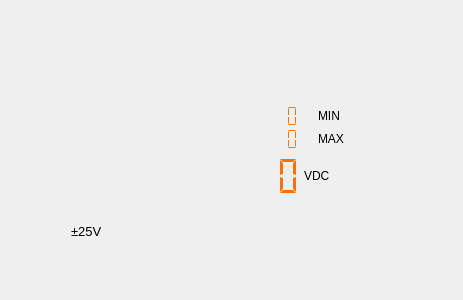
First picture: the form in ui/channelmonitorcomponent.ui, repository thatliuser/scopy, before the edit.
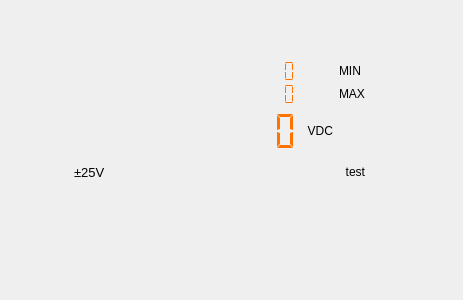
Second picture: the form after the edit. Custom widgets are drawn as their Qt base class.

Diff of the .ui file:
```diff
--- a/ui/channelmonitorcomponent.ui
+++ b/ui/channelmonitorcomponent.ui
@@ -25,13 +25,14 @@
   <property name="windowTitle">
    <string>Form</string>
   </property>
+  <property name="styleSheet">
+   <string notr="true"/>
+  </property>
   <layout class="QGridLayout" name="gridLayout">
    <item row="0" column="0">
-    <layout class="QHBoxLayout" name="horizontalLayout_7">
-     <property name="spacing">
-      <number>12</number>
-     </property>
-     <item>
+    <widget class="QWidget" name="frame" native="true">
+     <layout class="QGridLayout" name="gridLayout_2">
+      <item row="0" column="0">
       <layout class="QVBoxLayout" name="verticalLayout_9">
        <property name="leftMargin">
         <number>0</number>
@@ -58,68 +59,9 @@
          </property>
         </widget>
        </item>
-       <item>
-        <spacer name="verticalSpacer_3">
-         <property name="orientation">
-          <enum>Qt::Vertical</enum>
-         </property>
-         <property name="sizeHint" stdset="0">
-          <size>
-           <width>20</width>
-           <height>40</height>
-          </size>
-         </property>
-        </spacer>
-       </item>
-       <item>
-        <layout class="QHBoxLayout" name="horizontalLayout_18">
-         <property name="topMargin">
-          <number>0</number>
-         </property>
-         <item>
-          <spacer name="horizontalSpacer_7">
-           <property name="orientation">
-            <enum>Qt::Horizontal</enum>
-           </property>
-           <property name="sizeHint" stdset="0">
-            <size>
-             <width>40</width>
-             <height>20</height>
-            </size>
-           </property>
-          </spacer>
-         </item>
-         <item>
-          <widget class="QLabel" name="ch1ErrorLabel_2">
-           <property name="styleSheet">
-            <string notr="true">font-size: 13px;
-color: red;
-text-align:right;</string>
-           </property>
-           <property name="text">
-            <string/>
-           </property>
-           <property name="alignment">
-            <set>Qt::AlignBottom|Qt::AlignLeading|Qt::AlignLeft</set>
-           </property>
-          </widget>
-         </item>
-         <item>
-          <widget class="QLabel" name="currentGainCh1Label_2">
-           <property name="styleSheet">
-            <string notr="true">font-size: 13px;
-text-align:center;</string>
-           </property>
-           <property name="text">
-            <string>±25V</string>
-           </property>
-          </widget>
-         </item>
-        </layout>
-       </item>
-      </layout>
-     </item>
-     <item>
+       </layout>
+      </item>
+      <item row="0" column="1">
       <layout class="QVBoxLayout" name="verticalLayout_2">
        <property name="spacing">
         <number>0</number>
@@ -148,7 +90,20 @@
           <property name="verticalSpacing">
            <number>0</number>
           </property>
-          <item row="5" column="1">
+           <item row="6" column="0">
+            <spacer name="horizontalSpacer">
+             <property name="orientation">
+              <enum>Qt::Horizontal</enum>
+             </property>
+             <property name="sizeHint" stdset="0">
+              <size>
+               <width>40</width>
+               <height>20</height>
+              </size>
+             </property>
+            </spacer>
+           </item>
+           <item row="6" column="1" alignment="Qt::AlignRight">
            <widget class="adiscope::LcdNumber" name="maxCh1">
             <property name="sizePolicy">
              <sizepolicy hsizetype="MinimumExpanding" vsizetype="Minimum">
@@ -158,7 +113,7 @@
             </property>
             <property name="minimumSize">
              <size>
-              <width>80</width>
+               <width>0</width>
               <height>0</height>
              </size>
             </property>
@@ -176,20 +131,7 @@
             </property>
            </widget>
           </item>
-          <item row="2" column="1" colspan="2">
-           <widget class="QLabel" name="monitorTitle">
-            <property name="text">
-             <string/>
-            </property>
-            <property name="textFormat">
-             <enum>Qt::AutoText</enum>
-            </property>
-            <property name="alignment">
-             <set>Qt::AlignRight|Qt::AlignTrailing|Qt::AlignVCenter</set>
-            </property>
-           </widget>
-          </item>
-          <item row="5" column="2">
+           <item row="6" column="3">
            <widget class="QLabel" name="label_max">
             <property name="sizePolicy">
              <sizepolicy hsizetype="Preferred" vsizetype="Maximum">
@@ -208,7 +150,7 @@
             </property>
            </widget>
           </item>
-          <item row="4" column="2">
+           <item row="5" column="3">
            <widget class="QLabel" name="label_min">
             <property name="sizePolicy">
              <sizepolicy hsizetype="Preferred" vsizetype="Maximum">
@@ -227,133 +169,17 @@
             </property>
            </widget>
           </item>
-          <item row="0" column="1">
-           <spacer name="verticalSpacer">
-            <property name="orientation">
-             <enum>Qt::Vertical</enum>
-            </property>
-            <property name="sizeHint" stdset="0">
-             <size>
-              <width>20</width>
-              <height>40</height>
-             </size>
-            </property>
-           </spacer>
-          </item>
-          <item row="5" column="0">
-           <spacer name="horizontalSpacer">
-            <property name="orientation">
-             <enum>Qt::Horizontal</enum>
-            </property>
-            <property name="sizeHint" stdset="0">
-             <size>
-              <width>40</width>
-              <height>20</height>
-             </size>
-            </property>
-           </spacer>
-          </item>
-          <item row="4" column="1">
-           <widget class="adiscope::LcdNumber" name="minCh1">
-            <property name="sizePolicy">
-             <sizepolicy hsizetype="MinimumExpanding" vsizetype="Minimum">
-              <horstretch>0</horstretch>
-              <verstretch>0</verstretch>
-             </sizepolicy>
-            </property>
-            <property name="minimumSize">
-             <size>
-              <width>80</width>
-              <height>0</height>
-             </size>
-            </property>
-            <property name="styleSheet">
-             <string notr="true">QLCDNumber { color: #ff7200; }</string>
-            </property>
-            <property name="frameShape">
-             <enum>QFrame::NoFrame</enum>
-            </property>
-            <property name="digitCount">
-             <number>7</number>
-            </property>
-            <property name="segmentStyle">
-             <enum>QLCDNumber::Flat</enum>
-            </property>
-           </widget>
-          </item>
-          <item row="3" column="1">
-           <spacer name="verticalSpacer_4">
-            <property name="orientation">
-             <enum>Qt::Vertical</enum>
-            </property>
-            <property name="sizeHint" stdset="0">
-             <size>
-              <width>20</width>
-              <height>40</height>
-             </size>
-            </property>
-           </spacer>
-          </item>
-         </layout>
-        </widget>
-       </item>
-       <item>
-        <layout class="QHBoxLayout" name="horizontalLayout_5">
-         <property name="bottomMargin">
-          <number>40</number>
-         </property>
-         <item>
-          <spacer name="horizontalSpacer_3">
-           <property name="orientation">
-            <enum>Qt::Horizontal</enum>
-           </property>
-           <property name="sizeHint" stdset="0">
-            <size>
-             <width>40</width>
-             <height>20</height>
-            </size>
-           </property>
-          </spacer>
-         </item>
-         <item>
-          <widget class="adiscope::LcdNumber" name="lcdCh1">
-           <property name="sizePolicy">
-            <sizepolicy hsizetype="MinimumExpanding" vsizetype="MinimumExpanding">
-             <horstretch>0</horstretch>
-             <verstretch>0</verstretch>
-            </sizepolicy>
-           </property>
-           <property name="minimumSize">
-            <size>
-             <width>150</width>
-             <height>50</height>
-            </size>
-           </property>
-           <property name="styleSheet">
-            <string notr="true">QLCDNumber { color: #ff7200; }</string>
-           </property>
-           <property name="frameShape">
-            <enum>QFrame::NoFrame</enum>
-           </property>
-           <property name="digitCount">
-            <number>7</number>
-           </property>
-           <property name="segmentStyle">
-            <enum>QLCDNumber::Flat</enum>
-           </property>
-          </widget>
-         </item>
-         <item>
+           <item row="7" column="2">
           <widget class="QLabel" name="labelCh1">
            <property name="sizePolicy">
-            <sizepolicy hsizetype="Preferred" vsizetype="MinimumExpanding">
+              <sizepolicy hsizetype="MinimumExpanding" vsizetype="MinimumExpanding">
              <horstretch>0</horstretch>
              <verstretch>0</verstretch>
             </sizepolicy>
            </property>
            <property name="minimumSize">
             <size>
-             <width>40</width>
+               <width>20</width>
              <height>50</height>
             </size>
            </property>
@@ -364,14 +190,101 @@
            <property name="text">
             <string>VDC</string>
            </property>
+             <property name="alignment">
+              <set>Qt::AlignRight|Qt::AlignTrailing|Qt::AlignVCenter</set>
+             </property>
+            </widget>
+           </item>
+           <item row="4" column="1">
+            <spacer name="verticalSpacer_4">
+             <property name="orientation">
+              <enum>Qt::Vertical</enum>
+             </property>
+             <property name="sizeHint" stdset="0">
+              <size>
+               <width>20</width>
+               <height>40</height>
+              </size>
+             </property>
+            </spacer>
+           </item>
+           <item row="6" column="2">
+            <widget class="QLabel" name="label_maxUnitOfMeasure">
+             <property name="text">
+              <string/>
+             </property>
+            </widget>
+           </item>
+           <item row="5" column="1" alignment="Qt::AlignRight">
+            <widget class="adiscope::LcdNumber" name="minCh1">
+             <property name="sizePolicy">
+              <sizepolicy hsizetype="MinimumExpanding" vsizetype="Minimum">
+               <horstretch>0</horstretch>
+               <verstretch>0</verstretch>
+              </sizepolicy>
+             </property>
+             <property name="minimumSize">
+              <size>
+               <width>0</width>
+               <height>0</height>
+              </size>
+             </property>
+             <property name="styleSheet">
+              <string notr="true">QLCDNumber { color: #ff7200; }</string>
+             </property>
+             <property name="frameShape">
+              <enum>QFrame::NoFrame</enum>
+             </property>
+             <property name="digitCount">
+              <number>7</number>
+             </property>
+             <property name="segmentStyle">
+              <enum>QLCDNumber::Flat</enum>
+             </property>
+            </widget>
+           </item>
+           <item row="7" column="1">
+            <widget class="adiscope::LcdNumber" name="lcdCh1">
+             <property name="sizePolicy">
+              <sizepolicy hsizetype="MinimumExpanding" vsizetype="MinimumExpanding">
+               <horstretch>0</horstretch>
+               <verstretch>0</verstretch>
+              </sizepolicy>
+             </property>
+             <property name="minimumSize">
+              <size>
+               <width>150</width>
+               <height>50</height>
+              </size>
+             </property>
+             <property name="styleSheet">
+              <string notr="true">QLCDNumber { color: #ff7200; }</string>
+             </property>
+             <property name="frameShape">
+              <enum>QFrame::NoFrame</enum>
+             </property>
+             <property name="digitCount">
+              <number>7</number>
+             </property>
+             <property name="segmentStyle">
+              <enum>QLCDNumber::Flat</enum>
+             </property>
+            </widget>
+           </item>
+           <item row="5" column="2">
+            <widget class="QLabel" name="label_minUnitOfMeasure">
+             <property name="text">
+              <string/>
+             </property>
           </widget>
          </item>
         </layout>
+         </widget>
        </item>
        <item>
         <widget class="adiscope::CustomScale" name="scaleCh1" native="true">
          <property name="sizePolicy">
-          <sizepolicy hsizetype="Preferred" vsizetype="Preferred">
+           <sizepolicy hsizetype="MinimumExpanding" vsizetype="Preferred">
            <horstretch>0</horstretch>
            <verstretch>0</verstretch>
           </sizepolicy>
@@ -407,22 +320,69 @@
        </item>
       </layout>
      </item>
-    </layout>
-   </item>
-   <item row="0" column="1">
-    <spacer name="horizontalSpacer_2">
-     <property name="orientation">
-      <enum>Qt::Horizontal</enum>
-     </property>
-     <property name="sizeHint" stdset="0">
-      <size>
-       <width>40</width>
-       <height>20</height>
-      </size>
-     </property>
-    </spacer>
-   </item>
    <item row="1" column="0">
+       <layout class="QHBoxLayout" name="horizontalLayout_18">
+        <property name="topMargin">
+         <number>0</number>
+        </property>
+        <item>
+         <spacer name="horizontalSpacer_7">
+          <property name="orientation">
+           <enum>Qt::Horizontal</enum>
+          </property>
+          <property name="sizeHint" stdset="0">
+           <size>
+            <width>40</width>
+            <height>20</height>
+           </size>
+          </property>
+         </spacer>
+        </item>
+        <item>
+         <widget class="QLabel" name="ch1ErrorLabel_2">
+          <property name="styleSheet">
+           <string notr="true">font-size: 13px;
+color: red;
+text-align:right;</string>
+          </property>
+          <property name="text">
+           <string/>
+          </property>
+          <property name="alignment">
+           <set>Qt::AlignBottom|Qt::AlignLeading|Qt::AlignLeft</set>
+          </property>
+         </widget>
+        </item>
+        <item>
+         <widget class="QLabel" name="currentGainCh1Label_2">
+          <property name="styleSheet">
+           <string notr="true">font-size: 13px;
+text-align:center;</string>
+          </property>
+          <property name="text">
+           <string>±25V</string>
+          </property>
+         </widget>
+        </item>
+       </layout>
+      </item>
+      <item row="1" column="1">
+       <widget class="QLabel" name="monitorTitle">
+        <property name="text">
+         <string>test</string>
+        </property>
+        <property name="textFormat">
+         <enum>Qt::AutoText</enum>
+        </property>
+        <property name="alignment">
+         <set>Qt::AlignRight|Qt::AlignTrailing|Qt::AlignVCenter</set>
+        </property>
+       </widget>
+      </item>
+     </layout>
+    </widget>
+   </item>
+   <item row="2" column="0">
     <spacer name="verticalSpacer_2">
      <property name="orientation">
       <enum>Qt::Vertical</enum>
@@ -435,6 +395,19 @@
      </property>
     </spacer>
    </item>
+   <item row="0" column="1">
+    <spacer name="horizontalSpacer_2">
+     <property name="orientation">
+      <enum>Qt::Horizontal</enum>
+     </property>
+     <property name="sizeHint" stdset="0">
+      <size>
+       <width>40</width>
+       <height>20</height>
+      </size>
+     </property>
+    </spacer>
+   </item>
   </layout>
  </widget>
  <customwidgets>
```
Lines whose indentation alone changed are shown as unchanged.
